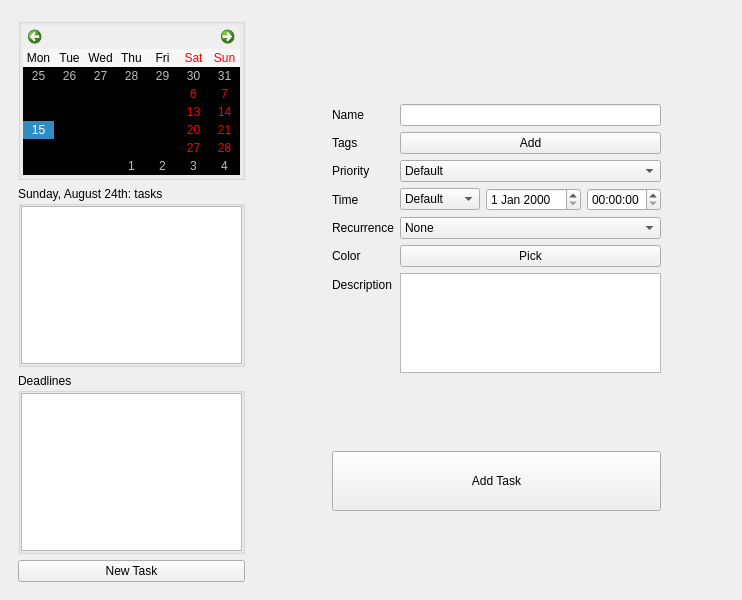
This is src/mainwindow.ui in david4more/QtToDo as Qt 5 draws it before an edit. The edited form follows.
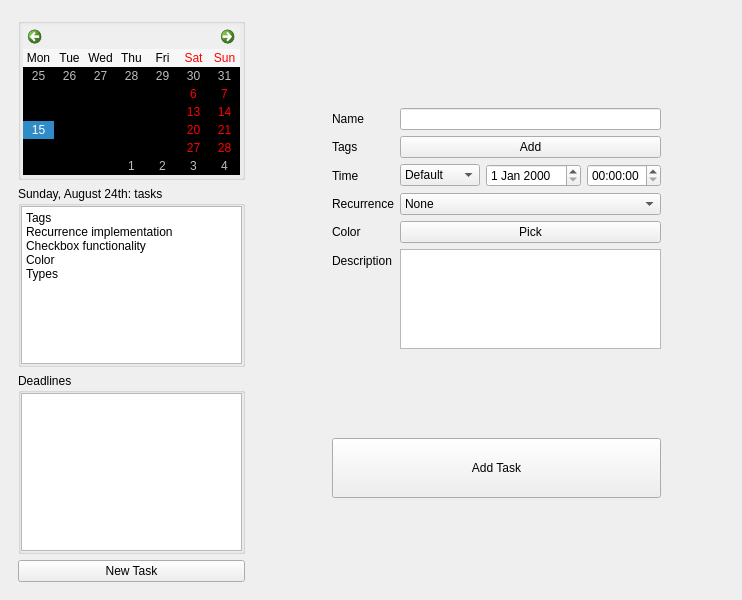
This is the edited form. The open tabs and pages were chosen to show the change.

Commit message: remove priority field, add editable task's color

Diff of the .ui file:
```diff
--- a/src/mainwindow.ui
+++ b/src/mainwindow.ui
@@ -143,7 +143,15 @@
            <number>0</number>
           </property>
           <item>
-           <widget class="QListWidget" name="tasksListWidget"/>
+           <widget class="QPlainTextEdit" name="plainTextEdit">
+            <property name="plainText">
+             <string>Tags
+Recurrence implementation
+Checkbox functionality
+Color
+Types</string>
+            </property>
+           </widget>
           </item>
          </layout>
         </widget>
@@ -329,45 +337,13 @@
            </widget>
           </item>
           <item row="2" column="0">
-           <widget class="QLabel" name="label_6">
-            <property name="text">
-             <string>Priority</string>
-            </property>
-           </widget>
-          </item>
-          <item row="2" column="1">
-           <widget class="QComboBox" name="taskPriorityBox">
-            <property name="currentText">
-             <string>Default</string>
-            </property>
-            <property name="currentIndex">
-             <number>0</number>
-            </property>
-            <item>
-             <property name="text">
-              <string>Default</string>
-             </property>
-            </item>
-            <item>
-             <property name="text">
-              <string>Low</string>
-             </property>
-            </item>
-            <item>
-             <property name="text">
-              <string>High</string>
-             </property>
-            </item>
-           </widget>
-          </item>
-          <item row="3" column="0">
            <widget class="QLabel" name="label">
             <property name="text">
              <string>Time</string>
             </property>
            </widget>
           </item>
-          <item row="3" column="1">
+          <item row="2" column="1">
            <layout class="QHBoxLayout" name="horizontalLayout_5">
             <item>
              <widget class="QComboBox" name="taskTypeBox">
@@ -399,14 +375,14 @@
             </item>
            </layout>
           </item>
-          <item row="4" column="0">
+          <item row="3" column="0">
            <widget class="QLabel" name="label_7">
             <property name="text">
              <string>Recurrence</string>
             </property>
            </widget>
           </item>
-          <item row="4" column="1">
+          <item row="3" column="1">
            <widget class="QComboBox" name="taskRecurrenceBox">
             <property name="currentText">
              <string>None</string>
@@ -436,7 +412,7 @@
             </item>
            </widget>
           </item>
-          <item row="5" column="0">
+          <item row="4" column="0">
            <widget class="QLabel" name="label_5">
             <property name="sizePolicy">
              <sizepolicy hsizetype="Preferred" vsizetype="Preferred">
@@ -449,7 +425,7 @@
             </property>
            </widget>
           </item>
-          <item row="5" column="1">
+          <item row="4" column="1">
            <widget class="QPushButton" name="taskColorButton">
             <property name="sizePolicy">
              <sizepolicy hsizetype="Minimum" vsizetype="Fixed">
@@ -468,7 +444,7 @@
             </property>
            </widget>
           </item>
-          <item row="6" column="0">
+          <item row="5" column="0">
            <widget class="QLabel" name="label_3">
             <property name="sizePolicy">
              <sizepolicy hsizetype="Preferred" vsizetype="Preferred">
@@ -481,7 +457,7 @@
             </property>
            </widget>
           </item>
-          <item row="6" column="1">
+          <item row="5" column="1">
            <layout class="QHBoxLayout" name="horizontalLayout_2">
             <property name="sizeConstraint">
              <enum>QLayout::SizeConstraint::SetDefaultConstraint</enum>
```
Left out of the diff: 8 changed lines with no effect on the pictures. The commit also changes 5 other files.
